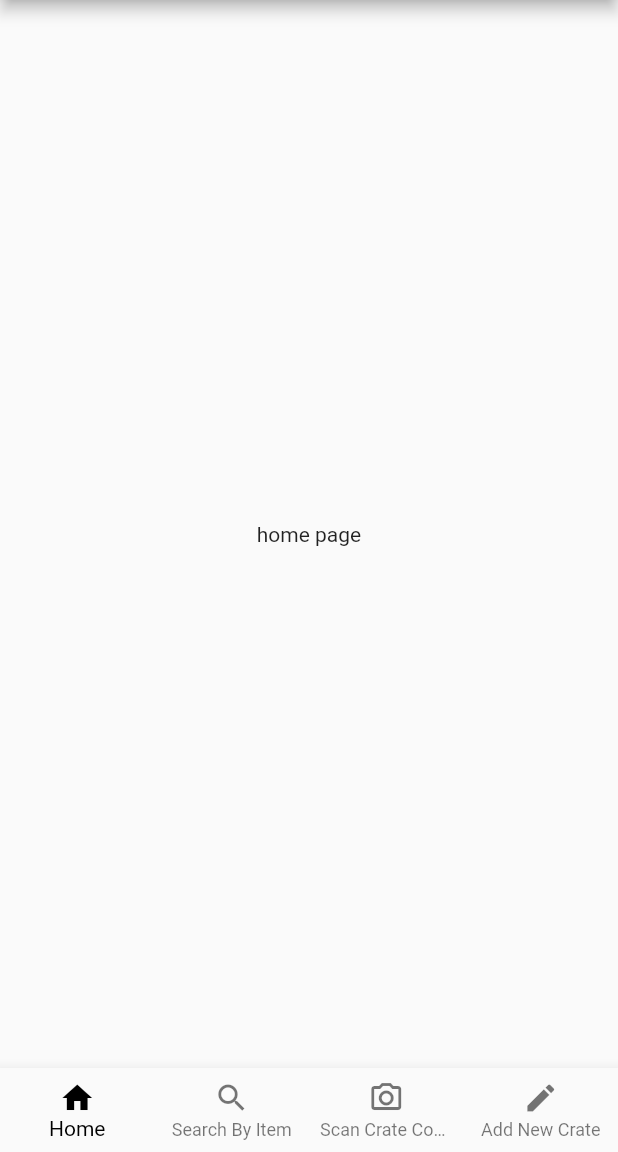
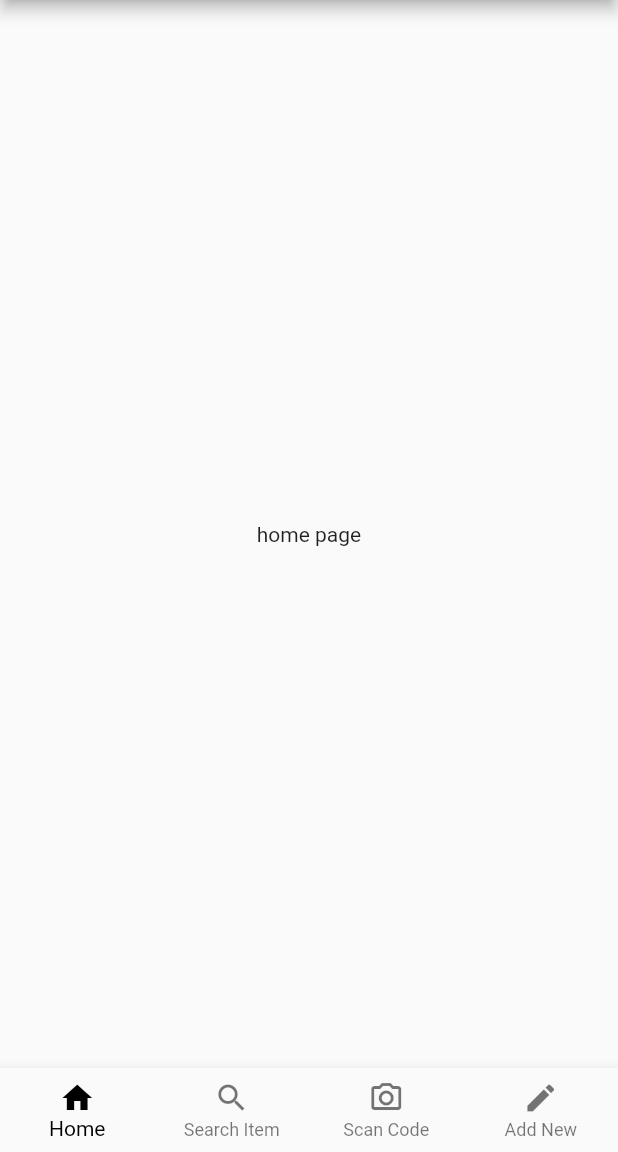
Before and after one commit to LachyP/StorageManager, a Flutter app: the screen it shows after launch, on a phone screen of 412 x 824 dp, the part 84-1236 px from its top. Run offline on Flutter 3.47's test engine with Material 2 defaults, Android fonts, the phone set to English and light mode, and no system bars.

Commit message:
small tweaks and changed the app name

```diff
--- a/storage_manager/lib/main.dart
+++ b/storage_manager/lib/main.dart
@@ -85,15 +85,15 @@
           ),
           BottomNavigationBarItem(
             icon: Icon(Icons.search),
-            title: Text('Search By Item'),
+            title: Text('Search Item'),
           ),
           BottomNavigationBarItem(
             icon: Icon(Icons.camera_alt_outlined),
-            title: Text('Scan Crate Code'),
+            title: Text('Scan Code'),
           ),
           BottomNavigationBarItem(
             icon: Icon(Icons.create),
-            title: Text('Add New Crate'),
+            title: Text('Add New'),
           )
         ],
           currentIndex: _selectedPage,
@@ -107,64 +107,9 @@
       _selectedPage = index;
     });
   }
+}
 
-
-
-
-  /*
-  @override
-  Widget build(BuildContext context) {
-    // This method is rerun every time setState is called, for instance as done
-    // by the _incrementCounter method above.
-    //
-    // The Flutter framework has been optimized to make rerunning build methods
-    // fast, so that you can just rebuild anything that needs updating rather
-    // than having to individually change instances of widgets.
-    return Scaffold(
-      appBar: AppBar(
-        // Here we take the value from the MyHomePage object that was created by
-        // the App.build method, and use it to set our appbar title.
-        title: Text(widget.title),
-      ),
-      body: Center(
-        // Center is a layout widget. It takes a single child and positions it
-        // in the middle of the parent.
-        child: Column(
-          // Column is also a layout widget. It takes a list of children and
-          // arranges them vertically. By default, it sizes itself to fit its
-          // children horizontally, and tries to be as tall as its parent.
-          //
-          // Invoke "debug painting" (press "p" in the console, choose the
-          // "Toggle Debug Paint" action from the Flutter Inspector in Android
-          // Studio, or the "Toggle Debug Paint" command in Visual Studio Code)
-          // to see the wireframe for each widget.
-          //
-          // Column has various properties to control how it sizes itself and
-          // how it positions its children. Here we use mainAxisAlignment to
-          // center the children vertically; the main axis here is the vertical
-          // axis because Columns are vertical (the cross axis would be
-          // horizontal).
-          mainAxisAlignment: MainAxisAlignment.center,
-          children: <Widget>[
-            Text(
-              'You have pushed the button this many times:',
-            ),
-            Text(
-              '$_counter',
-              style: Theme.of(context).textTheme.headline4,
-            ),
-          ],
-        ),
-      ),
-      floatingActionButton: FloatingActionButton(
-        onPressed: _incrementCounter,
-        tooltip: 'Increment',
-        child: Icon(Icons.add),
-      ), // This trailing comma makes auto-formatting nicer for build methods.
-    );
-  }
-   */
-}
+//Actual displayed home page
 class LandingPage extends StatefulWidget {
   @override
   _LandingPageState createState() => _LandingPageState();
@@ -185,6 +130,7 @@
   }
 }
 
+//Search by item page
 class SearchPage extends StatefulWidget {
   @override
   _SearchPageState createState() => _SearchPageState();
@@ -202,6 +148,7 @@
   }
 }
 
+//Scan QR code page
 class ScanPage extends StatefulWidget {
   @override
   _ScanPageState createState() => _ScanPageState();
@@ -219,6 +166,7 @@
   }
 }
 
+//Store a new Item page
 class NewCratePage extends StatefulWidget {
   @override
   _NewCratePageState createState() => _NewCratePageState();
```
Also changed, not shown: 1 other file.
